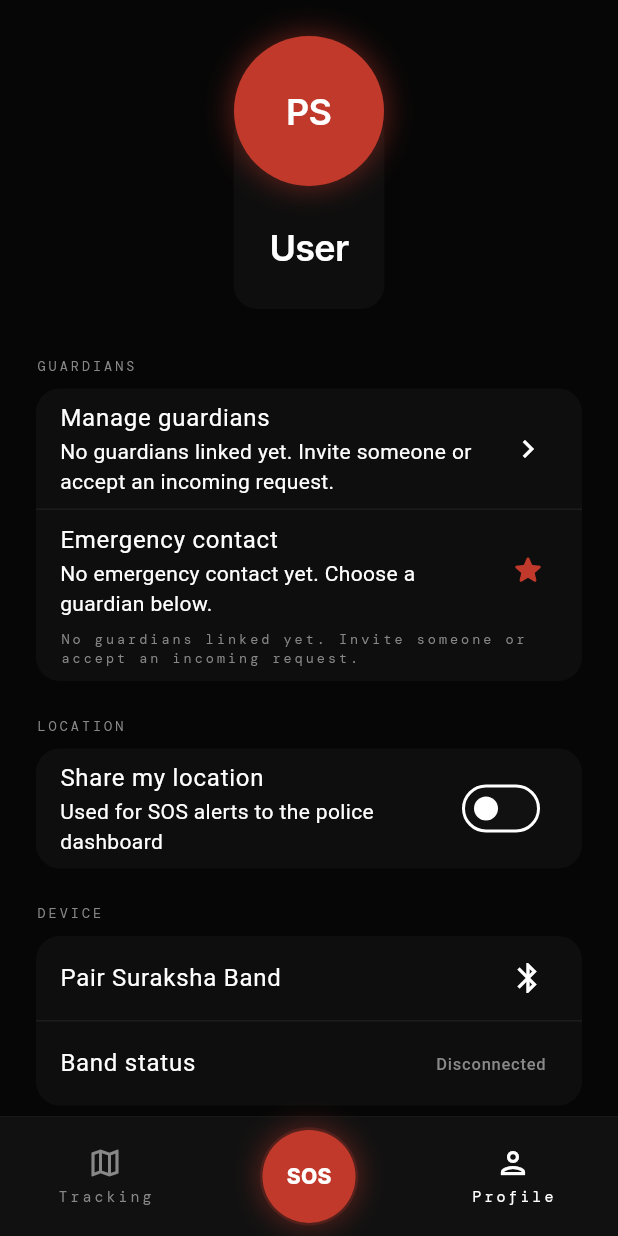
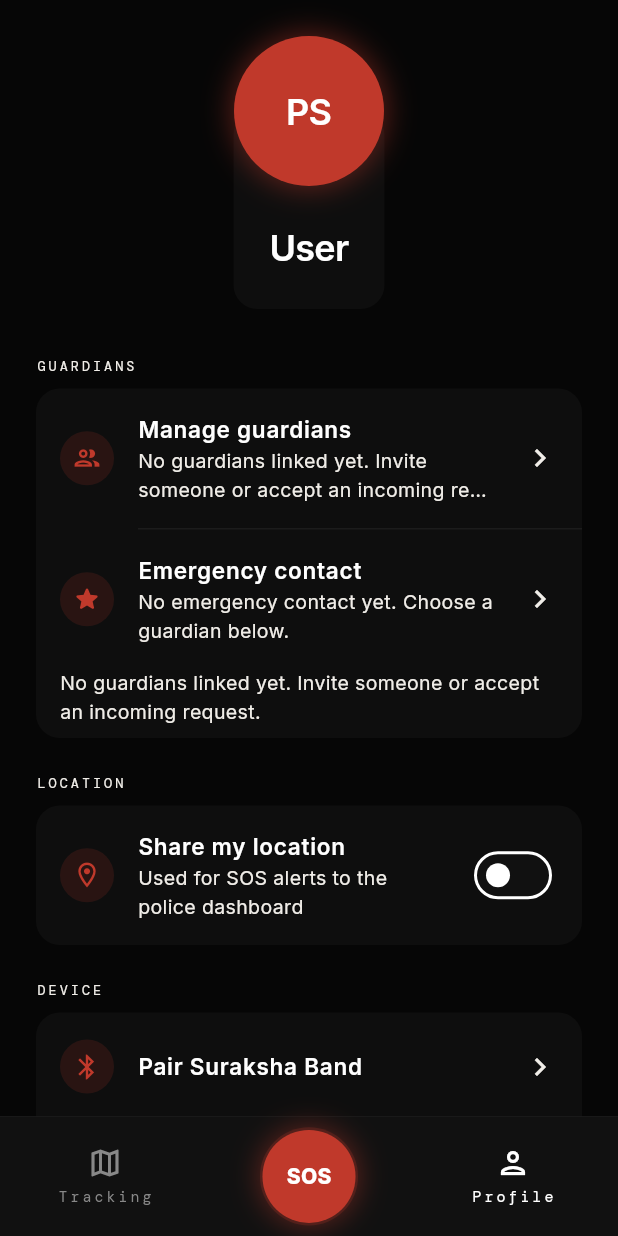
Before and after one commit to ujwalbholan/surakshya-MobileApp, a Flutter app: the DashboardShell screen opened by its route, after a tap on the "settings" icon, on a phone screen of 412 x 824 dp. Run offline on Flutter 3.47's test engine with Material 3 defaults, Android fonts, the phone set to English and light mode, and no system bars; our stand-ins replace battery_plus, flutter_blue_plus, flutter_local_notifications, flutter_map, flutter_riverpod, flutter_secure_storage and 9 more; missing offline and left inert: surakshya; accounts and stored records are empty; statements that could not run were skipped.

Commit message:
feat(profile): Phase 2 restyle sections as rounded card rows
Apply leading-icon + chevron row pattern to Guardians, Location, Device,
Notifications, Account, and Sign-out with D10 contrast — zero behavior change.

```diff
--- /dev/null
+++ b/lib/features/dashboard/profile/widgets/profile_section_card.dart
@@ -0,0 +1,121 @@
+library profile_section_card;
+
+import 'package:flutter/material.dart';
+import 'package:suraksha/theme/suraksha_colors.dart';
+import 'package:suraksha/theme/suraksha_spacing.dart';
+import 'package:suraksha/theme/suraksha_typography.dart';
+
+/// Corner radius for Profile section cards (D8: match hero / D1 surface).
+const double kProfileSectionCardRadius = S.radiusLg;
+
+/// Gap between section label and card.
+const double kProfileSectionLabelGap = S.sm;
+
+/// Gap below each section block.
+const double kProfileSectionBottomGap = S.lg;
+
+/// Leading icon glyph size inside the tinted circle.
+const double kProfileRowIconSize = 20;
+
+/// Leading icon circle diameter.
+const double kProfileRowIconCircleSize = 36;
+
+/// Guardian list avatar radius inside section rows.
+const double kProfileGuardianAvatarRadius = 20;
+
+/// Horizontal inset for section list rows.
+const double kProfileRowPaddingH = S.md;
+
+/// Vertical inset for section list rows.
+const double kProfileRowPaddingV = S.sm;
+
+/// Crimson tint behind leading row icons.
+const double kProfileRowIconBgAlpha = 0.15;
+
+/// Title style for Profile settings rows (D10 contrast).
+TextStyle get kProfileRowTitleStyle =>
+    SurakshaTypography.dashTitle.copyWith(fontSize: 15);
+
+/// Subtitle / secondary line for Profile settings rows (D10 contrast).
+TextStyle get kProfileRowSubtitleStyle => SurakshaTypography.dashSubtitle.copyWith(
+      color: surakshaAuthText,
+    );
+
+/// Trailing status / chevron-adjacent muted text.
+TextStyle get kProfileRowTrailingStyle => SurakshaTypography.monoLabel.copyWith(
+      color: surakshaAuthText,
+      fontSize: 11,
+    );
+
+/// Uppercase section label above a Profile card (D10 contrast).
+TextStyle get kProfileSectionLabelStyle =>
+    SurakshaTypography.monoLabel.copyWith(color: surakshaAuthText);
+
+/// Uppercase section label above a Profile card.
+class ProfileSection extends StatelessWidget {
+  const ProfileSection(this.title, this.children, {super.key});
+
+  final String title;
+  final List<Widget> children;
+
+  @override
+  Widget build(BuildContext context) => Column(
+        crossAxisAlignment: CrossAxisAlignment.start,
+        children: [
+          Text(title.toUpperCase(), style: kProfileSectionLabelStyle),
+          const SizedBox(height: kProfileSectionLabelGap),
+          ...children,
+          const SizedBox(height: kProfileSectionBottomGap),
+        ],
+      );
+}
+
+/// Rounded `dashboardCard` surface for Profile section content.
+class ProfileSettingsCard extends StatelessWidget {
+  const ProfileSettingsCard({super.key, required this.child});
+
+  final Widget child;
+
+  @override
+  Widget build(BuildContext context) => Material(
+        color: dashboardCard,
+        borderRadius: BorderRadius.circular(kProfileSectionCardRadius),
+        clipBehavior: Clip.antiAlias,
+        child: child,
+      );
+}
+
+/// Crimson-tinted circular leading icon for Profile list rows (D9).
+class ProfileRowIcon extends StatelessWidget {
+  const ProfileRowIcon(this.icon, {super.key, this.color = surakshaCrimson});
+
+  final IconData icon;
+  final Color color;
+
+  @override
+  Widget build(BuildContext context) => Container(
+        width: kProfileRowIconCircleSize,
+        height: kProfileRowIconCircleSize,
+        alignment: Alignment.center,
+        decoration: BoxDecoration(
+          shape: BoxShape.circle,
+          color: color.withValues(alpha: kProfileRowIconBgAlpha),
+        ),
+        child: Icon(icon, size: kProfileRowIconSize, color: color),
+      );
+}
+
+/// Inset hairline between rows inside a [ProfileSettingsCard].
+class ProfileRowDivider extends StatelessWidget {
+  const ProfileRowDivider({super.key});
+
+  @override
+  Widget build(BuildContext context) => const Divider(
+        height: 1,
+        thickness: 1,
+        color: dashboardBorder,
+        indent: kProfileRowPaddingH +
+            kProfileRowIconCircleSize +
+            kProfileRowPaddingH,
+      );
+}
--- a/lib/features/dashboard/tabs/profile_tab.dart
+++ b/lib/features/dashboard/tabs/profile_tab.dart
@@ -7,8 +7,10 @@ import 'package:suraksha/core/constants/copy_constants.dart';
 import 'package:suraksha/features/auth/auth_provider.dart';
 import 'package:suraksha/features/dashboard/dashboard_provider.dart';
 import 'package:suraksha/features/dashboard/profile/widgets/profile_hero_card.dart';
+import 'package:suraksha/features/dashboard/profile/widgets/profile_section_card.dart';
 import 'package:suraksha/features/guardians/edit_guardian_phone_sheet.dart';
 import 'package:suraksha/features/guardians/guardian_provider.dart';
+import 'package:suraksha/models/guardian_models.dart';
 import 'package:suraksha/router/app_routes.dart';
 import 'package:suraksha/services/ble_service.dart';
 import 'package:suraksha/theme/suraksha_colors.dart';
@@ -48,29 +50,47 @@ class _ProfileTabState extends ConsumerState<ProfileTab> {
         child: ListView(
           padding: EdgeInsets.fromLTRB(S.lg, S.lg, S.lg, bottomPad + S.lg),
           children: [
-            // Phase 1: hero only — sections unchanged until Phase 2 approval.
             ProfileHeroCard(user: user),
             const SizedBox(height: S.xl),
-            _Section(CopyConstants.familyMembersTitle, [
-              Material(
-                color: dashboardCard,
-                borderRadius: BorderRadius.circular(S.radiusLg),
-                clipBehavior: Clip.antiAlias,
+            ProfileSection(CopyConstants.familyMembersTitle, [
+              ProfileSettingsCard(
                 child: Column(
                   children: [
                     ListTile(
-                      title: const Text(CopyConstants.manageGuardians),
+                      contentPadding: const EdgeInsets.symmetric(
+                        horizontal: kProfileRowPaddingH,
+                        vertical: kProfileRowPaddingV,
+                      ),
+                      leading: const ProfileRowIcon(Icons.group_outlined),
+                      title: Text(
+                        CopyConstants.manageGuardians,
+                        style: kProfileRowTitleStyle,
+                      ),
                       subtitle: Text(
                         guardians.guardians.isEmpty
                             ? CopyConstants.noLinkedGuardians
                             : '${guardians.guardians.length} linked · ${guardians.pendingRequests.length} pending',
+                        style: kProfileRowSubtitleStyle,
+                        maxLines: 2,
+                        overflow: TextOverflow.ellipsis,
                       ),
-                      trailing: const Icon(Icons.chevron_right),
+                      trailing: const Icon(
+                        Icons.chevron_right,
+                        color: surakshaAuthText,
+                      ),
                       onTap: () => context.push(AppRoutes.guardians),
                     ),
-                    const Divider(height: 1, color: dashboardBorder),
+                    const ProfileRowDivider(),
                     ListTile(
-                      title: const Text(CopyConstants.emergencyContactTitle),
+                      contentPadding: const EdgeInsets.symmetric(
+                        horizontal: kProfileRowPaddingH,
+                        vertical: kProfileRowPaddingV,
+                      ),
+                      leading: const ProfileRowIcon(Icons.star_rounded),
+                      title: Text(
+                        CopyConstants.emergencyContactTitle,
+                        style: kProfileRowTitleStyle,
+                      ),
                       subtitle: Text(
                         () {
                           final matches = guardians.guardians
@@ -81,9 +101,14 @@ class _ProfileTabState extends ConsumerState<ProfileTab> {
                           final emergency = matches.first;
                           return '${emergency.fullName} · ${emergency.phone}';
                         }(),
+                        style: kProfileRowSubtitleStyle,
+                        maxLines: 2,
+                        overflow: TextOverflow.ellipsis,
                       ),
-                      trailing: const Icon(Icons.star_rounded,
-                          color: surakshaCrimson),
+                      trailing: const Icon(
+                        Icons.chevron_right,
+                        color: surakshaAuthText,
+                      ),
                       onTap: () {
                         final matches = guardians.guardians
                             .where((g) => g.isEmergencyContact);
@@ -101,61 +126,24 @@ class _ProfileTabState extends ConsumerState<ProfileTab> {
                     if (guardians.guardians.isEmpty && !guardians.loading)
                       Padding(
                         padding: const EdgeInsets.fromLTRB(
-                          S.md,
+                          kProfileRowPaddingH,
                           0,
-                          S.md,
-                          S.sm,
+                          kProfileRowPaddingH,
+                          kProfileRowPaddingV,
                         ),
                         child: Align(
                           alignment: Alignment.centerLeft,
                           child: Text(
                             CopyConstants.noLinkedGuardians,
-                            style: SurakshaTypography.monoLabel,
+                            style: kProfileRowSubtitleStyle,
                           ),
                         ),
                       )
                     else
                       ...guardians.guardians.map(
-                        (g) => ListTile(
-                          leading: CircleAvatar(
-                            backgroundColor:
-                                surakshaCrimson.withValues(alpha: 0.15),
-                            child: Text(
-                              g.initials,
-                              style: const TextStyle(color: surakshaCrimson),
-                            ),
-                          ),
-                          title: Text(g.fullName),
-                          subtitle: Text(
-                            g.isEmergencyContact
-                                ? '${CopyConstants.emergencyContactBadge} · ${g.phone}'
-                                : 'Guardian · ${g.phone}',
-                          ),
-                          trailing: Row(
-                            mainAxisSize: MainAxisSize.min,
-                            children: [
-                              if (g.isEmergencyContact)
-                                const Padding(
-                                  padding: EdgeInsets.only(right: 4),
-                                  child: Icon(
-                                    Icons.star_rounded,
-                                    color: surakshaCrimson,
-                                    size: 20,
-                                  ),
-                                ),
-                              IconButton(
-                                tooltip: CopyConstants.editPhoneAction,
-                                icon: const Icon(Icons.edit_outlined, size: 20),
-                                color: surakshaMuted,
-                                onPressed: () => showEditGuardianPhoneSheet(
-                                  context: context,
-                                  ref: ref,
-                                  guardian: g,
-                                ),
-                              ),
-                            ],
-                          ),
-                          onTap: () => showEditGuardianPhoneSheet(
+                        (g) => _GuardianProfileRow(
+                          guardian: g,
+                          onEdit: () => showEditGuardianPhoneSheet(
                             context: context,
                             ref: ref,
                             guardian: g,
@@ -166,12 +154,21 @@ class _ProfileTabState extends ConsumerState<ProfileTab> {
                 ),
               ),
             ]),
-            _Section('Location', [
-              _settingsCard(
-                SwitchListTile(
-                  title: const Text('Share my location'),
-                  subtitle: const Text(
+            ProfileSection('Location', [
+              ProfileSettingsCard(
+                child: SwitchListTile(
+                  contentPadding: const EdgeInsets.symmetric(
+                    horizontal: kProfileRowPaddingH,
+                    vertical: kProfileRowPaddingV,
+                  ),
+                  secondary: const ProfileRowIcon(Icons.location_on_outlined),
+                  title: Text(
+                    'Share my location',
+                    style: kProfileRowTitleStyle,
+                  ),
+                  subtitle: Text(
                     'Used for SOS alerts to the police dashboard',
+                    style: kProfileRowSubtitleStyle,
                   ),
                   value: dash.locationSharingActive,
                   activeThumbColor: surakshaCrimson,
@@ -181,13 +178,24 @@ class _ProfileTabState extends ConsumerState<ProfileTab> {
                 ),
               ),
             ]),
-            _Section('Device', [
-              _settingsCard(
-                Column(
+            ProfileSection('Device', [
+              ProfileSettingsCard(
+                child: Column(
                   children: [
                     ListTile(
-                      title: const Text('Pair Suraksha Band'),
-                      trailing: const Icon(Icons.bluetooth),
+                      contentPadding: const EdgeInsets.symmetric(
+                        horizontal: kProfileRowPaddingH,
+                        vertical: kProfileRowPaddingV,
+                      ),
+                      leading: const ProfileRowIcon(Icons.bluetooth),
+                      title: Text(
+                        'Pair Suraksha Band',
+                        style: kProfileRowTitleStyle,
+                      ),
+                      trailing: const Icon(
+                        Icons.chevron_right,
+                        color: surakshaAuthText,
+                      ),
                       onTap: () async {
                         await ref.read(bleServiceProvider).startScan();
                         if (context.mounted) {
@@ -197,15 +205,23 @@ class _ProfileTabState extends ConsumerState<ProfileTab> {
                         }
                       },
                     ),
-                    const Divider(height: 1, color: dashboardBorder),
+                    const ProfileRowDivider(),
                     ListTile(
-                      title: const Text('Band status'),
+                      contentPadding: const EdgeInsets.symmetric(
+                        horizontal: kProfileRowPaddingH,
+                        vertical: kProfileRowPaddingV,
+                      ),
+                      leading: const ProfileRowIcon(Icons.watch_outlined),
+                      title: Text(
+                        'Band status',
+                        style: kProfileRowTitleStyle,
+                      ),
                       trailing: Text(
                         dash.bandConnected ? 'Connected' : 'Disconnected',
-                        style: TextStyle(
+                        style: kProfileRowTrailingStyle.copyWith(
                           color: dash.bandConnected
                               ? surakshaSuccess
-                              : surakshaMuted,
+                              : surakshaAuthText,
                         ),
                       ),
                     ),
@@ -213,41 +229,80 @@ class _ProfileTabState extends ConsumerState<ProfileTab> {
                 ),
               ),
             ]),
-            _Section('Notifications', [
-              _settingsCard(
-                SwitchListTile(
-                  title: const Text('SOS alerts'),
+            ProfileSection('Notifications', [
+              ProfileSettingsCard(
+                child: SwitchListTile(
+                  contentPadding: const EdgeInsets.symmetric(
+                    horizontal: kProfileRowPaddingH,
+                    vertical: kProfileRowPaddingV,
+                  ),
+                  secondary: const ProfileRowIcon(Icons.notifications_outlined),
+                  title: Text(
+                    'SOS alerts',
+                    style: kProfileRowTitleStyle,
+                  ),
                   value: true,
                   activeThumbColor: surakshaCrimson,
                   onChanged: (_) {},
                 ),
               ),
             ]),
-            _Section('Account', [
-              _settingsCard(
-                Column(
+            ProfileSection('Account', [
+              ProfileSettingsCard(
+                child: Column(
                   children: [
                     ListTile(
-                      title: const Text('Marketing site'),
-                      trailing: const Icon(Icons.chevron_right),
+                      contentPadding: const EdgeInsets.symmetric(
+                        horizontal: kProfileRowPaddingH,
+                        vertical: kProfileRowPaddingV,
+                      ),
+                      leading: const ProfileRowIcon(Icons.language_outlined),
+                      title: Text(
+                        'Marketing site',
+                        style: kProfileRowTitleStyle,
+                      ),
+                      trailing: const Icon(
+                        Icons.chevron_right,
+                        color: surakshaAuthText,
+                      ),
                       onTap: () => context.push(AppRoutes.home),
                     ),
-                    const Divider(height: 1, color: dashboardBorder),
+                    const ProfileRowDivider(),
                     ListTile(
-                      title: const Text('Support'),
+                      contentPadding: const EdgeInsets.symmetric(
+                        horizontal: kProfileRowPaddingH,
+                        vertical: kProfileRowPaddingV,
+                      ),
+                      leading: const ProfileRowIcon(Icons.help_outline),
+                      title: Text(
+                        'Support',
+                        style: kProfileRowTitleStyle,
+                      ),
+                      trailing: const Icon(
+                        Icons.chevron_right,
+                        color: surakshaAuthText,
+                      ),
                       onTap: () {},
                     ),
                   ],
                 ),
               ),
             ]),
-            Center(
-              child: TextButton(
-                onPressed: () => _confirmSignOut(context, ref),
-                child: const Text(
+            ProfileSettingsCard(
+              child: ListTile(
+                contentPadding: const EdgeInsets.symmetric(
+                  horizontal: kProfileRowPaddingH,
+                  vertical: kProfileRowPaddingV,
+                ),
+                leading: const ProfileRowIcon(
+                  Icons.logout,
+                  color: surakshaCrimson,
+                ),
+                title: Text(
                   CopyConstants.profileSignOut,
-                  style: TextStyle(color: surakshaCrimson),
+                  style: kProfileRowTitleStyle.copyWith(color: surakshaCrimson),
                 ),
+                onTap: () => _confirmSignOut(context, ref),
               ),
             ),
           ],
@@ -273,7 +328,12 @@ class _ProfileTabState extends ConsumerState<ProfileTab> {
               style: SurakshaTypography.dashTitle,
             ),
             const SizedBox(height: S.sm),
-            const Text(CopyConstants.profileSignOutConfirm),
+            Text(
+              CopyConstants.profileSignOutConfirm,
+              style: SurakshaTypography.dashSubtitle.copyWith(
+                color: surakshaAuthText,
+              ),
+            ),
             const SizedBox(height: S.lg),
             Row(
               children: [
@@ -306,27 +366,75 @@ class _ProfileTabState extends ConsumerState<ProfileTab> {
   }
 }
 
-Widget _settingsCard(Widget child) => Material(
-      color: dashboardCard,
-      borderRadius: BorderRadius.circular(S.radiusLg),
-      clipBehavior: Clip.antiAlias,
-      child: child,
-    );
+class _GuardianProfileRow extends StatelessWidget {
+  const _GuardianProfileRow({
+    required this.guardian,
+    required this.onEdit,
+  });
 
-class _Section extends StatelessWidget {
-  const _Section(this.title, this.children);
-
-  final String title;
-  final List<Widget> children;
+  final LinkedGuardian guardian;
+  final VoidCallback onEdit;
 
   @override
-  Widget build(BuildContext context) => Column(
-        crossAxisAlignment: CrossAxisAlignment.start,
-        children: [
-          Text(title.toUpperCase(), style: SurakshaTypography.monoLabel),
-          const SizedBox(height: S.sm),
-          ...children,
-          const SizedBox(height: S.lg),
-        ],
-      );
+  Widget build(BuildContext context) {
+    return Column(
+      children: [
+        const ProfileRowDivider(),
+        ListTile(
+          contentPadding: const EdgeInsets.symmetric(
+            horizontal: kProfileRowPaddingH,
+            vertical: kProfileRowPaddingV,
+          ),
+          leading: CircleAvatar(
+            radius: kProfileGuardianAvatarRadius,
+            backgroundColor: surakshaCrimson.withValues(
+              alpha: kProfileRowIconBgAlpha,
+            ),
+            child: Text(
+              guardian.initials,
+              style: SurakshaTypography.dashTitle.copyWith(
+                fontSize: 12,
+                color: surakshaCrimson,
+              ),
+            ),
+          ),
+          title: Text(
+            guardian.fullName,
+            style: kProfileRowTitleStyle,
+            maxLines: 1,
+            overflow: TextOverflow.ellipsis,
+          ),
+          subtitle: Text(
+            guardian.isEmergencyContact
+                ? '${CopyConstants.emergencyContactBadge} · ${guardian.phone}'
+                : 'Guardian · ${guardian.phone}',
+            style: kProfileRowSubtitleStyle,
+            maxLines: 2,
+            overflow: TextOverflow.ellipsis,
+          ),
+          trailing: Row(
+            mainAxisSize: MainAxisSize.min,
+            children: [
+              if (guardian.isEmergencyContact)
+                const Padding(
+                  padding: EdgeInsets.only(right: S.xs),
+                  child: Icon(
+                    Icons.star_rounded,
+                    color: surakshaCrimson,
+                    size: kProfileRowIconSize,
+                  ),
+                ),
+              IconButton(
+                tooltip: CopyConstants.editPhoneAction,
+                icon: const Icon(Icons.edit_outlined, size: kProfileRowIconSize),
+                color: surakshaAuthText,
+                onPressed: onEdit,
+              ),
+            ],
+          ),
+          onTap: onEdit,
+        ),
+      ],
+    );
+  }
 }
```
